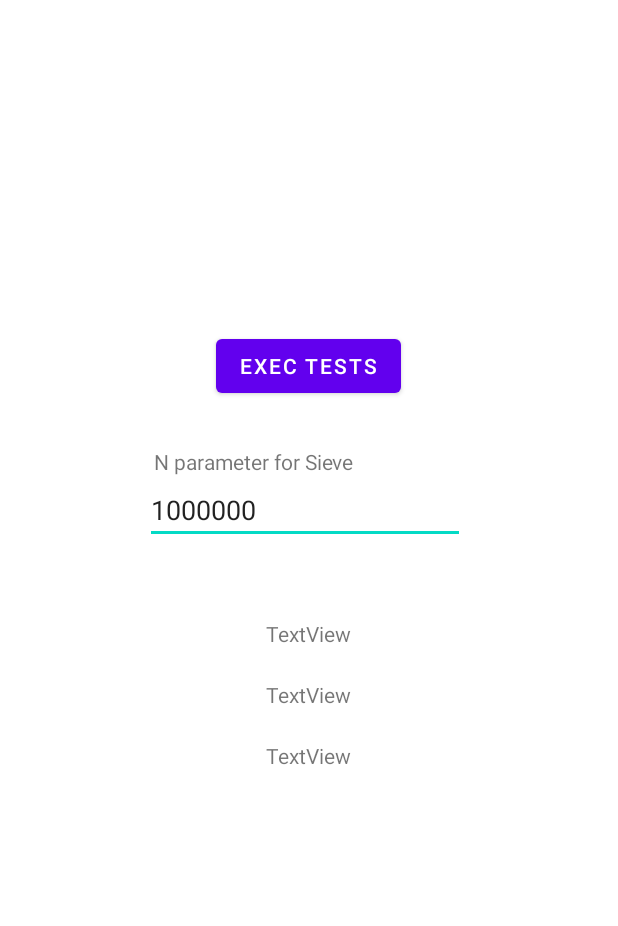
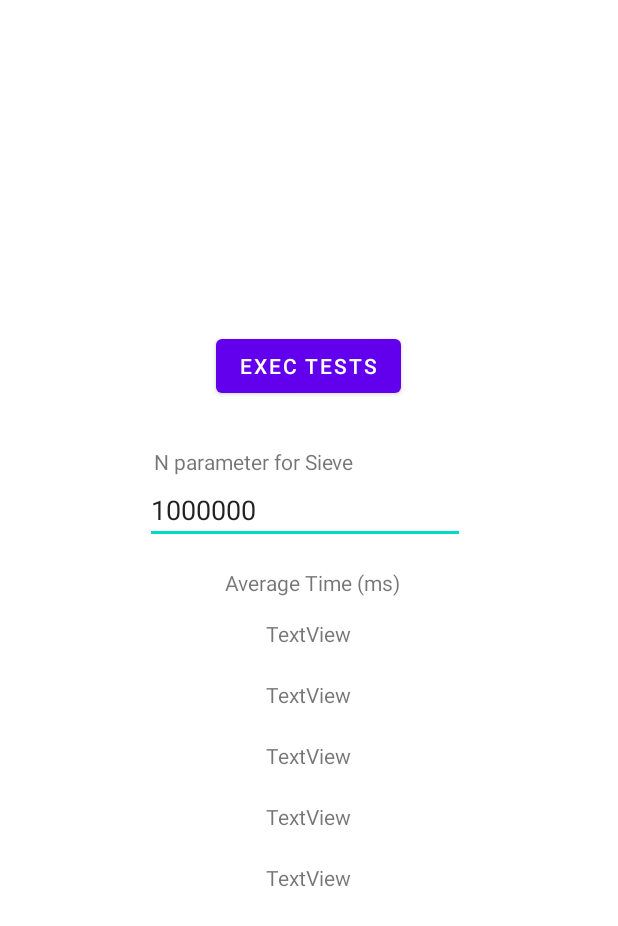
Before and after one commit to alexandreggc/sieve-ndk, an Android app: the layout activity_main.xml on its own in the app's theme, with its tools: preview values and no code run, on a phone screen of 412 x 824 dp. Shown: the top 926 px of the screen. Run offline under Robolectric (Android 15) with nearby library versions, the phone set to English and light mode, and no system bars.

Commit message:
added parallelization on the C/C++ sieve implementation

```diff
--- a/app/build.gradle.kts
+++ b/app/build.gradle.kts
@@ -24,6 +24,7 @@ android {
                 getDefaultProguardFile("proguard-android-optimize.txt"),
                 "proguard-rules.pro"
             )
+            signingConfig = signingConfigs.getByName("debug")
         }
     }
     compileOptions {
--- a/app/src/main/res/layout/activity_main.xml
+++ b/app/src/main/res/layout/activity_main.xml
@@ -52,7 +52,7 @@
         android:text="TextView"
         app:layout_constraintEnd_toEndOf="parent"
         app:layout_constraintStart_toStartOf="parent"
-        app:layout_constraintTop_toBottomOf="@+id/exec_time_NDK" />
+        app:layout_constraintTop_toBottomOf="@+id/exec_time_parallel_NDK" />
 
     <EditText
         android:id="@+id/n_primes"
@@ -80,4 +80,41 @@
         app:layout_constraintStart_toStartOf="parent"
         app:layout_constraintTop_toBottomOf="@+id/button_exec" />
 
+    <TextView
+        android:id="@+id/exec_time_parallel_NDK"
+        android:layout_width="wrap_content"
+        android:layout_height="wrap_content"
+        android:layout_marginStart="176dp"
+        android:layout_marginTop="21dp"
+        android:layout_marginEnd="177dp"
+        android:text="TextView"
+        app:layout_constraintEnd_toEndOf="parent"
+        app:layout_constraintStart_toStartOf="parent"
+        app:layout_constraintTop_toBottomOf="@+id/exec_time_NDK" />
+
+    <TextView
+        android:id="@+id/exec_time_parallel_NDK_C"
+        android:layout_width="wrap_content"
+        android:layout_height="wrap_content"
+        android:layout_marginStart="176dp"
+        android:layout_marginTop="21dp"
+        android:layout_marginEnd="177dp"
+        android:text="TextView"
+        app:layout_constraintEnd_toEndOf="parent"
+        app:layout_constraintStart_toStartOf="parent"
+        app:layout_constraintTop_toBottomOf="@+id/exec_time_NDK_C" />
+
+    <TextView
+        android:id="@+id/times_title"
+        android:layout_width="wrap_content"
+        android:layout_height="wrap_content"
+        android:layout_marginStart="177dp"
+        android:layout_marginTop="16dp"
+        android:layout_marginEnd="176dp"
+        android:text="Average Time (ms)"
+        app:layout_constraintEnd_toEndOf="parent"
+        app:layout_constraintHorizontal_bias="0.475"
+        app:layout_constraintStart_toStartOf="parent"
+        app:layout_constraintTop_toBottomOf="@+id/n_primes" />
+
 </androidx.constraintlayout.widget.ConstraintLayout>
--- a/gradle/libs.versions.toml
+++ b/gradle/libs.versions.toml
@@ -1,5 +1,5 @@
 [versions]
-agp = "8.5.0"
+agp = "8.8.1"
 kotlin = "1.9.0"
 coreKtx = "1.13.1"
 junit = "4.13.2"
```
Also changed, not shown: app/src/main/java/com/example/mytestapp/MainActivity.kt (+40 -6 lines), gradle/wrapper/gradle-wrapper.properties, 5 other files.
